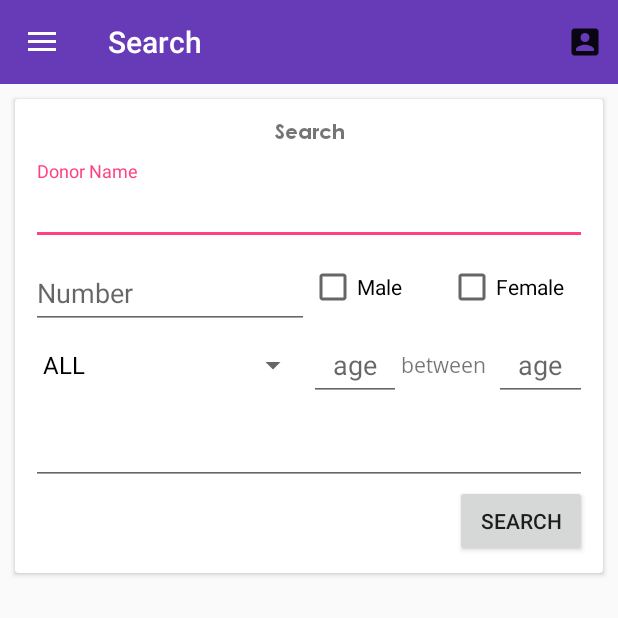
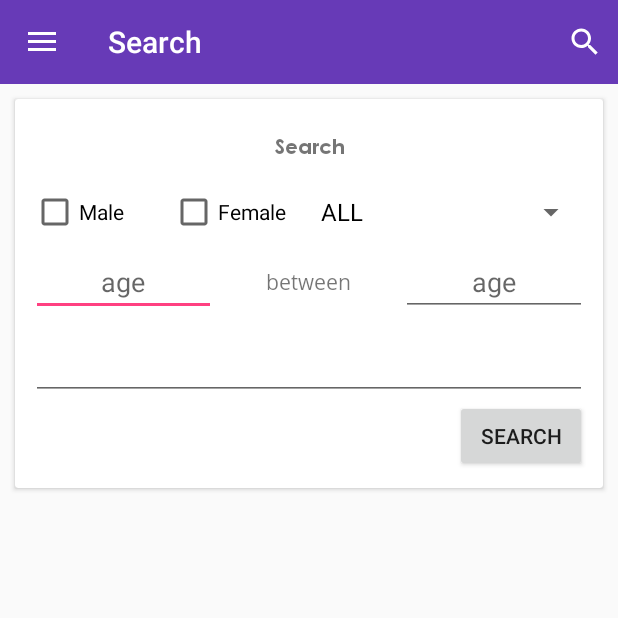
Before and after one commit to amalgta/DonorBlood, an Android app: the screen it shows after launch (HomeActivity), after a tap on "Search", on a phone screen of 412 x 824 dp, the top half of it. Run offline under Robolectric (Android 15) with nearby library versions, the light colour scheme and no system bars; our stand-ins replace Firebase (no records; nobody signed in at launch, a user with empty details on screens opened directly); 2 other taps on this screen came first.

Commit message:
Minor Bug Fixes

```diff
--- a/app/src/main/java/com/styx/gta/donorblood/activities/HomeActivity.java
+++ b/app/src/main/java/com/styx/gta/donorblood/activities/HomeActivity.java
@@ -8,20 +8,25 @@ import android.support.v4.widget.DrawerLayout;
 import android.support.v7.app.ActionBarDrawerToggle;
 import android.support.v7.widget.Toolbar;
 import android.view.MenuItem;
+import android.view.View;
+import android.widget.ImageView;
 
 import com.styx.gta.donorblood.R;
 import com.styx.gta.donorblood.base.BaseActivity;
 import com.styx.gta.donorblood.constants.UserAction;
 
 public class HomeActivity extends BaseActivity
-        implements NavigationView.OnNavigationItemSelectedListener {
+        implements NavigationView.OnNavigationItemSelectedListener, View.OnClickListener {
     Toolbar toolbar;
+    ImageView iv_search;
 
     @Override
     protected void onCreate(Bundle savedInstanceState) {
         super.onCreate(savedInstanceState);
         setContentView(R.layout.activity_main);
         toolbar = (Toolbar) findViewById(R.id.toolbar);
+        iv_search = (ImageView) findViewById(R.id.iv_search);
+        iv_search.setOnClickListener(this);
         setSupportActionBar(toolbar);
         DrawerLayout drawer = (DrawerLayout) findViewById(R.id.drawer_layout);
         ActionBarDrawerToggle toggle = new ActionBarDrawerToggle(
@@ -33,6 +38,8 @@ public class HomeActivity extends BaseActivity
         navigationView.setNavigationItemSelectedListener(this);
 
         doUserAction(UserAction.HOME_SCREEN, new Bundle());
+
+
     }
 
     @SuppressWarnings("StatementWithEmptyBody")
@@ -55,4 +62,13 @@ public class HomeActivity extends BaseActivity
         drawer.closeDrawer(GravityCompat.START);
         return true;
     }
+
+    @Override
+    public void onClick(View view) {
+        switch (view.getId()) {
+            case R.id.iv_search:
+                doUserAction(UserAction.SEARCH_FRAGMENT, new Bundle());
+                break;
+        }
+    }
 }
--- a/app/src/main/java/com/styx/gta/donorblood/base/BaseFragment.java
+++ b/app/src/main/java/com/styx/gta/donorblood/base/BaseFragment.java
@@ -19,9 +19,11 @@ public class BaseFragment extends Fragment {
     int screenLayout;
     protected View rootView;
     boolean isRoot;
+    boolean isFirstTime;
 
     public BaseFragment() {
         isRoot = false;
+        isFirstTime = true;
         initUI();
     }
 
@@ -40,13 +42,11 @@ public class BaseFragment extends Fragment {
         }
     }
 
-
     protected void initUI() {
     }
 
     protected void setUI(Bundle savedInstanceState) {
     }
-
 
     @Override
     public void onCreate(@Nullable Bundle savedInstanceState) {
--- a/app/src/main/java/com/styx/gta/donorblood/fragments/search/SearchFragment.java
+++ b/app/src/main/java/com/styx/gta/donorblood/fragments/search/SearchFragment.java
@@ -33,7 +33,7 @@ import java.util.Locale;
 public class SearchFragment extends BaseFragment implements SearchContract.View {
     public static final String TAG = "SearchFragment";
     private SearchContract.Presenter presenter;
-    private EditText et_name, et_number, et_min_age, et_max_age, et_address;
+    private EditText et_min_age, et_max_age, et_address;
     private Spinner sp_blood_group;
     private CheckBox cb_male, cb_female;
     private Button bt_search;
@@ -52,8 +52,6 @@ public class SearchFragment extends BaseFragment implements SearchContract.View
         presenter = new SearchPresenter(this);
         bloodGroupMap = new HashMap<>();
         sp_blood_group_adapter = new ArrayAdapter<>(getContext(), android.R.layout.simple_spinner_dropdown_item);
-        et_name = (EditText) rootView.findViewById(R.id.et_name);
-        et_number = (EditText) rootView.findViewById(R.id.et_number);
         et_min_age = (EditText) rootView.findViewById(R.id.et_min_age);
         et_max_age = (EditText) rootView.findViewById(R.id.et_max_age);
         et_address = (EditText) rootView.findViewById(R.id.et_address);
@@ -67,7 +65,7 @@ public class SearchFragment extends BaseFragment implements SearchContract.View
             public void onClick(View view) {
                 adapter.clear();
                 getBase().showProgressDialog();
-                presenter.requestMatches(et_name.getText().toString(), et_address.getText().toString(), sp_blood_group.getSelectedItem().toString(), et_number.getText().toString(), (cb_male.isChecked() ? (cb_female.isChecked() ? "both" : Donor.Sex.male) : (cb_female.isChecked() ? Donor.Sex.female : "both")), et_min_age.getText().toString(), et_max_age.getText().toString());
+                presenter.requestMatches(et_address.getText().toString(), sp_blood_group.getSelectedItem().toString(), (cb_male.isChecked() ? (cb_female.isChecked() ? "both" : Donor.Sex.male) : (cb_female.isChecked() ? Donor.Sex.female : "both")), et_min_age.getText().toString(), et_max_age.getText().toString());
             }
         });
         presenter.requestBloodGroups();
--- /dev/null
+++ b/app/src/main/res/drawable/ic_search.xml
@@ -0,0 +1,9 @@
+<vector xmlns:android="http://schemas.android.com/apk/res/android"
+        android:width="24dp"
+        android:height="24dp"
+        android:viewportWidth="24.0"
+        android:viewportHeight="24.0">
+    <path
+        android:pathData="M15.5,14h-0.79l-0.28,-0.27C15.41,12.59 16,11.11 16,9.5 16,5.91 13.09,3 9.5,3S3,5.91 3,9.5 5.91,16 9.5,16c1.61,0 3.09,-0.59 4.23,-1.57l0.27,0.28v0.79l5,4.99L20.49,19l-4.99,-5zM9.5,14C7.01,14 5,11.99 5,9.5S7.01,5 9.5,5 14,7.01 14,9.5 11.99,14 9.5,14z"
+        android:fillColor="#FFFFFF"/>
+</vector>
--- a/app/src/main/res/layout/app_bar.xml
+++ b/app/src/main/res/layout/app_bar.xml
@@ -21,5 +21,5 @@
         android:layout_alignParentRight="true"
         android:layout_centerVertical="true"
         android:padding="@dimen/padding_default"
-        android:src="@drawable/ic_account_box_black_24px" />
+        android:src="@drawable/ic_search" />
 </RelativeLayout>
--- a/app/src/main/res/layout/fragment_search.xml
+++ b/app/src/main/res/layout/fragment_search.xml
@@ -6,7 +6,7 @@
 
     <LinearLayout
         android:layout_width="match_parent"
-        android:layout_height="match_parent"
+        android:layout_height="wrap_content"
         android:orientation="vertical">
 
         <android.support.v7.widget.CardView
@@ -25,45 +25,15 @@
                 <com.styx.gta.donorblood.ui.widget.FontTextView
                     android:layout_width="match_parent"
                     android:layout_height="wrap_content"
-                    android:layout_marginBottom="@dimen/margin_default"
+                    android:layout_margin="@dimen/margin_default"
                     android:gravity="center_horizontal"
                     android:text="Search"
                     app:font="@string/font_gothic_bold" />
-
-
-                <android.support.design.widget.TextInputLayout
-                    android:layout_width="match_parent"
-                    android:layout_height="wrap_content"
-                    android:layout_weight="7">
-
-                    <EditText
-                        android:id="@+id/et_name"
-                        android:layout_width="match_parent"
-                        android:layout_height="wrap_content"
-                        android:hint="Donor Name"
-                        android:inputType="textPersonName|textCapWords" />
-
-                </android.support.design.widget.TextInputLayout>
 
                 <LinearLayout
                     android:layout_width="match_parent"
                     android:layout_height="wrap_content"
                     android:weightSum="2">
-
-                    <android.support.design.widget.TextInputLayout
-                        android:layout_width="0dp"
-                        android:layout_height="wrap_content"
-                        android:layout_weight="1">
-
-                        <EditText
-                            android:id="@+id/et_number"
-                            android:layout_width="match_parent"
-                            android:layout_height="wrap_content"
-                            android:hint="Number"
-                            android:inputType="phone" />
-
-                    </android.support.design.widget.TextInputLayout>
-
 
                     <CheckBox
                         android:id="@+id/cb_male"
@@ -80,18 +50,19 @@
                         android:layout_gravity="center_horizontal"
                         android:layout_weight=".5"
                         android:text="Female" />
+
+                    <Spinner
+                        android:id="@+id/sp_blood_group"
+                        android:layout_width="0dp"
+                        android:layout_height="match_parent"
+                        android:layout_weight="1" />
                 </LinearLayout>
 
                 <LinearLayout
                     android:layout_width="match_parent"
                     android:layout_height="wrap_content"
-                    android:weightSum="6">
+                    android:weightSum="3">
 
-                    <Spinner
-                        android:id="@+id/sp_blood_group"
-                        android:layout_width="0dp"
-                        android:layout_height="match_parent"
-                        android:layout_weight="3" />
 
                     <EditText
                         android:id="@+id/et_min_age"
@@ -107,7 +78,7 @@
                         android:layout_width="0dp"
                         android:layout_height="match_parent"
                         android:layout_weight="1"
-                        android:gravity="center_vertical"
+                        android:gravity="center_vertical|center_horizontal"
                         android:text="between" />
 
                     <EditText
```
Also changed, not shown: app/src/main/java/com/styx/gta/donorblood/fragments/search/SearchPresenter.java (+10 -15 lines).
